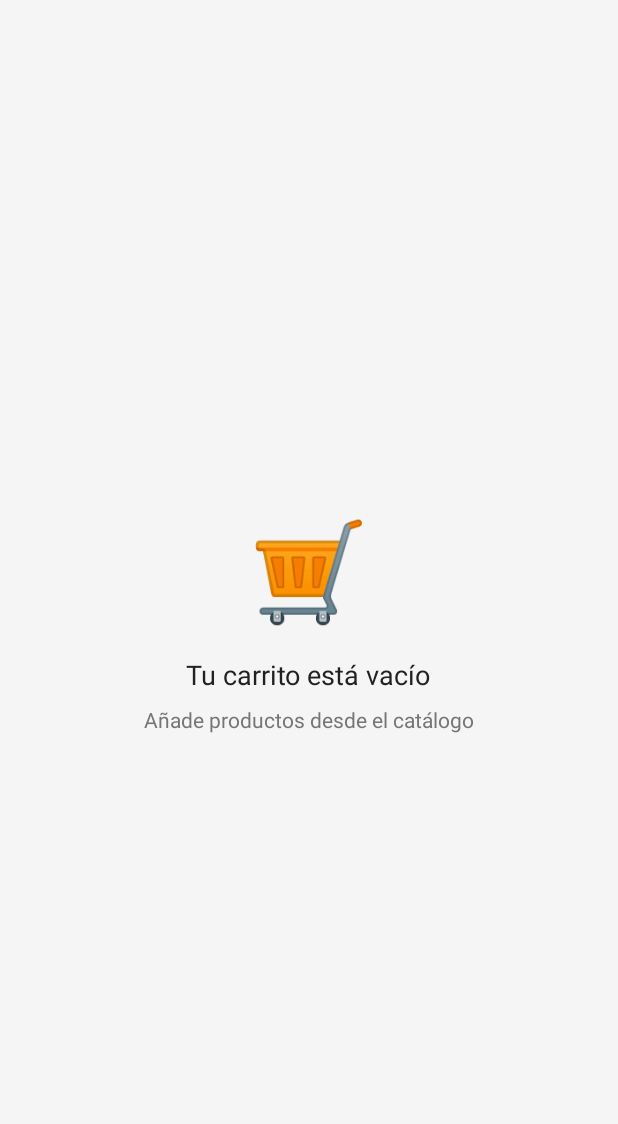
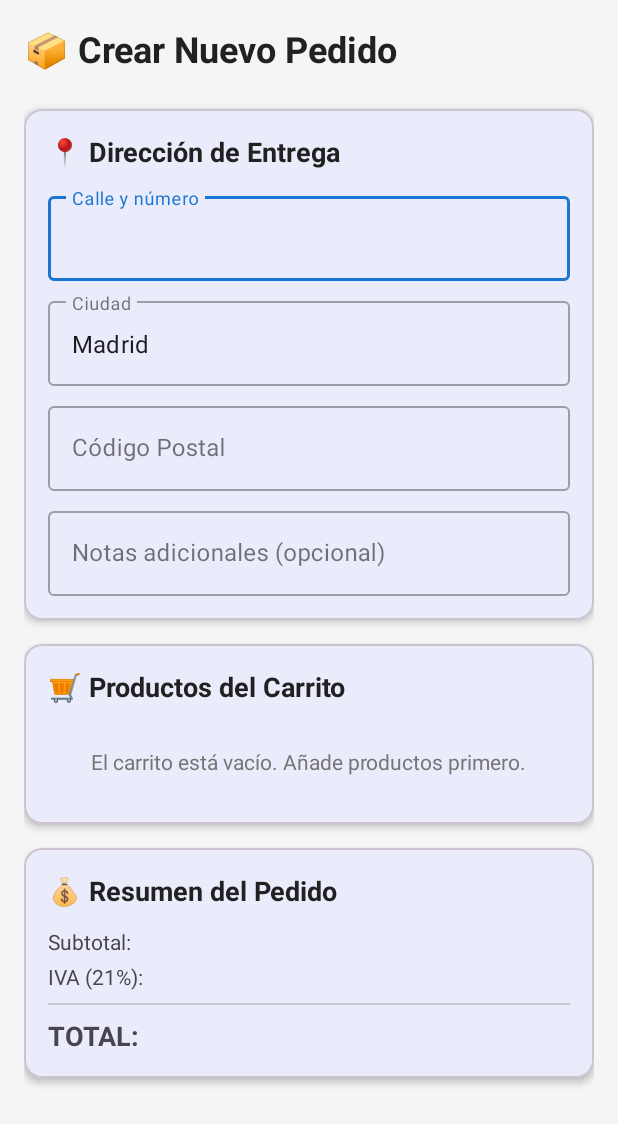
Before and after one commit to Cynnics/SmartWarehouseMobile, an Android app built with Jetpack Compose: the CarritoActivity screen opened directly, with no data from a screen before it, on a phone screen of 412 x 824 dp. Shown: the top 1124 px of the screen. Run offline under Robolectric (Android 15) with nearby library versions, the phone set to English and light mode, and no system bars.

Commit message:
Geocoding Complete

```diff
--- a/app/src/main/java/com/smartwarehouse/mobile/ui/carrito/CarritoActivity.kt
+++ b/app/src/main/java/com/smartwarehouse/mobile/ui/carrito/CarritoActivity.kt
@@ -2,6 +2,7 @@ package com.smartwarehouse.mobile.ui.carrito
 
 import android.content.Intent
 import android.os.Bundle
+import android.util.Log
 import android.view.Menu
 import android.view.MenuItem
 import android.view.View
@@ -16,6 +17,11 @@ import com.smartwarehouse.mobile.adapter.CarritoAdapter
 import com.smartwarehouse.mobile.ui.pedidos.PedidosActivity
 import com.smartwarehouse.mobile.utils.NetworkResult
 import com.smartwarehouse.mobile.utils.showToast
+import androidx.lifecycle.Observer
+import androidx.lifecycle.lifecycleScope
+import com.google.android.material.button.MaterialButton
+import kotlinx.coroutines.launch
+
 
 class CarritoActivity : AppCompatActivity() {
 
@@ -29,7 +35,11 @@ class CarritoActivity : AppCompatActivity() {
     private lateinit var etNotas: EditText
     private lateinit var btnConfirmarPedido: Button
     private lateinit var progressBar: ProgressBar
-    private lateinit var emptyView: LinearLayout
+    private lateinit var emptyView: TextView
+    private lateinit var etCiudad: EditText
+    private lateinit var etCodigoPostal: EditText
+    private lateinit var btnCrearPedido: MaterialButton
+
 
     private val carritoAdapter = CarritoAdapter(
         onIncrementar = { idProducto ->
@@ -62,16 +72,20 @@ class CarritoActivity : AppCompatActivity() {
     }
 
     private fun initializeViews() {
-        recyclerView = findViewById(R.id.recyclerCarrito)
+        recyclerView = findViewById(R.id.recyclerProductos)   // RecyclerView del carrito
         tvSubtotal = findViewById(R.id.tvSubtotal)
         tvIva = findViewById(R.id.tvIva)
         tvTotal = findViewById(R.id.tvTotal)
         etDireccion = findViewById(R.id.etDireccion)
+        etCiudad = findViewById(R.id.etCiudad)
+        etCodigoPostal = findViewById(R.id.etCodigoPostal)
         etNotas = findViewById(R.id.etNotas)
-        btnConfirmarPedido = findViewById(R.id.btnConfirmarPedido)
+        btnConfirmarPedido = findViewById(R.id.btnCrearPedido)
         progressBar = findViewById(R.id.progressBar)
-        emptyView = findViewById(R.id.emptyView)
+        emptyView = findViewById(R.id.tvCarritoVacio)        // Mensaje "carrito vacío"
+        btnCrearPedido = findViewById(R.id.btnCrearPedido)
     }
+
 
     private fun setupRecyclerView() {
         recyclerView.apply {
@@ -128,20 +142,23 @@ class CarritoActivity : AppCompatActivity() {
     }
 
     private fun mostrarVistaVacia() {
-        emptyView.visibility = View.VISIBLE
+        emptyView.visibility = View.VISIBLE        // Muestra mensaje "carrito vacío"
         recyclerView.visibility = View.GONE
-        findViewById<View>(R.id.cardResumen).visibility = View.GONE
-        findViewById<View>(R.id.cardDireccion).visibility = View.GONE
+        tvSubtotal.visibility = View.GONE
+        tvIva.visibility = View.GONE
+        tvTotal.visibility = View.GONE
         btnConfirmarPedido.visibility = View.GONE
     }
 
     private fun mostrarVistaConItems() {
         emptyView.visibility = View.GONE
         recyclerView.visibility = View.VISIBLE
-        findViewById<View>(R.id.cardResumen).visibility = View.VISIBLE
-        findViewById<View>(R.id.cardDireccion).visibility = View.VISIBLE
+        tvSubtotal.visibility = View.VISIBLE
+        tvIva.visibility = View.VISIBLE
+        tvTotal.visibility = View.VISIBLE
         btnConfirmarPedido.visibility = View.VISIBLE
     }
+
 
     private fun confirmarEliminar(idProducto: Int) {
         AlertDialog.Builder(this)
@@ -157,23 +174,49 @@ class CarritoActivity : AppCompatActivity() {
 
     private fun confirmarPedido() {
         val direccion = etDireccion.text.toString().trim()
+        val ciudad = etCiudad.text.toString().trim()
+        val codigoPostal = etCodigoPostal.text.toString().trim()
         val notas = etNotas.text.toString().trim().ifBlank { null }
 
-        if (direccion.isBlank()) {
-            etDireccion.error = "La dirección es obligatoria"
-            etDireccion.requestFocus()
-            return
-        }
+        // Validaciones
+        if (direccion.isBlank()) { showToast("La dirección es obligatoria"); return }
+        if (ciudad.isBlank()) { showToast("La ciudad es obligatoria"); return }
+        if (codigoPostal.isBlank()) { showToast("El código postal es obligatorio"); return }
+        if (viewModel.carrito.isEmpty()) { showToast("El carrito está vacío"); return }
+
 
         AlertDialog.Builder(this)
             .setTitle("Confirmar Pedido")
-            .setMessage("¿Deseas confirmar este pedido?\n\nTotal: ${tvTotal.text}")
-            .setPositiveButton("Confirmar") { _, _ ->
-                viewModel.crearPedido(direccion, notas)
+            .setMessage("¿Deseas crear el pedido con la dirección ingresada?")
+            .setPositiveButton("Sí") { _, _ ->
+                btnCrearPedido.isEnabled = false
+                lifecycleScope.launch {
+                    try {
+                        val (lat, lng) = viewModel.calcularCoordenadasSuspend(
+                            direccion, ciudad, codigoPostal
+                        )
+                        viewModel.setDireccion(direccion)
+                        viewModel.setCiudad(ciudad)
+                        viewModel.setCodigoPostal(codigoPostal)
+                        viewModel.setNotas(notas)
+                        viewModel.setLatitud(lat)
+                        viewModel.setLongitud(lng)
+                        Log.d("Pedido", "Creando pedido con direccion: '$direccion'")
+                        // Crear pedido
+                        viewModel.crearPedido()
+
+                    } finally {
+                        btnCrearPedido.isEnabled = true // reactivar botón
+
+                    }
+
+                }
             }
-            .setNegativeButton("Cancelar", null)
-            .show()
+                    .setNegativeButton("No", null)
+                    .show()
+
     }
+
 
     private fun mostrarDialogoExito() {
         AlertDialog.Builder(this)
--- a/app/src/main/res/layout/activity_carrito.xml
+++ b/app/src/main/res/layout/activity_carrito.xml
@@ -1,71 +1,34 @@
 <?xml version="1.0" encoding="utf-8"?>
-<androidx.constraintlayout.widget.ConstraintLayout
+<ScrollView
     xmlns:android="http://schemas.android.com/apk/res/android"
     xmlns:app="http://schemas.android.com/apk/res-auto"
     android:layout_width="match_parent"
     android:layout_height="match_parent"
     android:background="@color/background">
 
-    <!-- RecyclerView del carrito -->
-    <androidx.recyclerview.widget.RecyclerView
-        android:id="@+id/recyclerCarrito"
-        android:layout_width="0dp"
-        android:layout_height="0dp"
-        android:clipToPadding="false"
-        android:padding="16dp"
-        app:layout_constraintTop_toTopOf="parent"
-        app:layout_constraintBottom_toTopOf="@id/cardDireccion"
-        app:layout_constraintStart_toStartOf="parent"
-        app:layout_constraintEnd_toEndOf="parent"/>
-
-    <!-- Vista vacía -->
     <LinearLayout
-        android:id="@+id/emptyView"
-        android:layout_width="wrap_content"
+        android:layout_width="match_parent"
         android:layout_height="wrap_content"
         android:orientation="vertical"
-        android:gravity="center"
-        android:visibility="gone"
-        app:layout_constraintTop_toTopOf="parent"
-        app:layout_constraintBottom_toBottomOf="parent"
-        app:layout_constraintStart_toStartOf="parent"
-        app:layout_constraintEnd_toEndOf="parent">
+        android:padding="16dp">
 
+        <!-- Título -->
         <TextView
             android:layout_width="wrap_content"
             android:layout_height="wrap_content"
-            android:text="🛒"
-            android:textSize="64sp"/>
+            android:text="📦 Crear Nuevo Pedido"
+            android:textSize="24sp"
+            android:textStyle="bold"
+            android:textColor="@color/text_primary"
+            android:layout_marginBottom="24dp"/>
 
-        <TextView
-            android:layout_width="wrap_content"
+        <!-- Sección: Dirección de Entrega -->
+        <com.google.android.material.card.MaterialCardView
+            android:layout_width="match_parent"
             android:layout_height="wrap_content"
-            android:text="Tu carrito está vacío"
-            android:textSize="18sp"
-            android:textColor="@color/text_primary"
-            android:layout_marginTop="16dp"/>
-
-        <TextView
-            android:layout_width="wrap_content"
-            android:layout_height="wrap_content"
-            android:text="Añade productos desde el catálogo"
-            android:textSize="14sp"
-            android:textColor="@color/text_secondary"
-            android:layout_marginTop="8dp"/>
-
-    </LinearLayout>
-
-    <!-- Card Dirección de Entrega -->
-    <com.google.android.material.card.MaterialCardView
-        android:id="@+id/cardDireccion"
-        android:layout_width="0dp"
-        android:layout_height="wrap_content"
-        android:layout_margin="16dp"
             app:cardCornerRadius="12dp"
             app:cardElevation="3dp"
-        app:layout_constraintBottom_toTopOf="@id/cardResumen"
-        app:layout_constraintStart_toStartOf="parent"
-        app:layout_constraintEnd_toEndOf="parent">
+            android:layout_marginBottom="16dp">
 
             <LinearLayout
                 android:layout_width="match_parent"
@@ -77,29 +40,65 @@
                     android:layout_width="wrap_content"
                     android:layout_height="wrap_content"
                     android:text="📍 Dirección de Entrega"
-                android:textSize="16sp"
+                    android:textSize="18sp"
                     android:textStyle="bold"
                     android:textColor="@color/text_primary"
                     android:layout_marginBottom="12dp"/>
 
+                <!-- Calle y número -->
                 <com.google.android.material.textfield.TextInputLayout
                     android:layout_width="match_parent"
                     android:layout_height="wrap_content"
+                    android:hint="Calle y número"
                     style="@style/Widget.MaterialComponents.TextInputLayout.OutlinedBox">
 
                     <com.google.android.material.textfield.TextInputEditText
                         android:id="@+id/etDireccion"
                         android:layout_width="match_parent"
                         android:layout_height="wrap_content"
-                    android:hint="Calle, número, piso, puerta"
                         android:inputType="textPostalAddress"
                         android:maxLines="2"/>
-
                 </com.google.android.material.textfield.TextInputLayout>
 
+                <!-- Ciudad -->
                 <com.google.android.material.textfield.TextInputLayout
                     android:layout_width="match_parent"
                     android:layout_height="wrap_content"
+                    android:hint="Ciudad"
+                    android:layout_marginTop="8dp"
+                    style="@style/Widget.MaterialComponents.TextInputLayout.OutlinedBox">
+
+                    <com.google.android.material.textfield.TextInputEditText
+                        android:id="@+id/etCiudad"
+                        android:layout_width="match_parent"
+                        android:layout_height="wrap_content"
+                        android:inputType="text"
+                        android:text="Madrid"
+                        android:maxLines="1"/>
+                </com.google.android.material.textfield.TextInputLayout>
+
+                <!-- Código Postal -->
+                <com.google.android.material.textfield.TextInputLayout
+                    android:layout_width="match_parent"
+                    android:layout_height="wrap_content"
+                    android:hint="Código Postal"
+                    android:layout_marginTop="8dp"
+                    style="@style/Widget.MaterialComponents.TextInputLayout.OutlinedBox">
+
+                    <com.google.android.material.textfield.TextInputEditText
+                        android:id="@+id/etCodigoPostal"
+                        android:layout_width="match_parent"
+                        android:layout_height="wrap_content"
+                        android:inputType="number"
+                        android:maxLength="5"
+                        android:maxLines="1"/>
+                </com.google.android.material.textfield.TextInputLayout>
+
+                <!-- Notas adicionales -->
+                <com.google.android.material.textfield.TextInputLayout
+                    android:layout_width="match_parent"
+                    android:layout_height="wrap_content"
+                    android:hint="Notas adicionales (opcional)"
                     android:layout_marginTop="8dp"
                     style="@style/Widget.MaterialComponents.TextInputLayout.OutlinedBox">
 
@@ -107,28 +106,62 @@
                         android:id="@+id/etNotas"
                         android:layout_width="match_parent"
                         android:layout_height="wrap_content"
-                    android:hint="Notas adicionales (opcional)"
                         android:inputType="textMultiLine"
                         android:maxLines="3"/>
-
                 </com.google.android.material.textfield.TextInputLayout>
 
             </LinearLayout>
-
         </com.google.android.material.card.MaterialCardView>
 
-    <!-- Card Resumen -->
+        <!-- Sección: Productos (del carrito) -->
         <com.google.android.material.card.MaterialCardView
-        android:id="@+id/cardResumen"
-        android:layout_width="0dp"
+            android:layout_width="match_parent"
             android:layout_height="wrap_content"
-        android:layout_marginHorizontal="16dp"
-        android:layout_marginBottom="8dp"
             app:cardCornerRadius="12dp"
             app:cardElevation="3dp"
-        app:layout_constraintBottom_toTopOf="@id/btnConfirmarPedido"
-        app:layout_constraintStart_toStartOf="parent"
-        app:layout_constraintEnd_toEndOf="parent">
+            android:layout_marginBottom="16dp">
+
+            <LinearLayout
+                android:layout_width="match_parent"
+                android:layout_height="wrap_content"
+                android:orientation="vertical"
+                android:padding="16dp">
+
+                <TextView
+                    android:layout_width="wrap_content"
+                    android:layout_height="wrap_content"
+                    android:text="🛒 Productos del Carrito"
+                    android:textSize="18sp"
+                    android:textStyle="bold"
+                    android:textColor="@color/text_primary"
+                    android:layout_marginBottom="12dp"/>
+
+                <androidx.recyclerview.widget.RecyclerView
+                    android:id="@+id/recyclerProductos"
+                    android:layout_width="match_parent"
+                    android:layout_height="wrap_content"
+                    android:nestedScrollingEnabled="false"/>
+
+                <TextView
+                    android:id="@+id/tvCarritoVacio"
+                    android:layout_width="wrap_content"
+                    android:layout_height="wrap_content"
+                    android:text="El carrito está vacío. Añade productos primero."
+                    android:textColor="@color/text_secondary"
+                    android:visibility="gone"
+                    android:layout_gravity="center"
+                    android:layout_marginVertical="16dp"/>
+
+            </LinearLayout>
+        </com.google.android.material.card.MaterialCardView>
+
+        <!-- Sección: Resumen -->
+        <com.google.android.material.card.MaterialCardView
+            android:layout_width="match_parent"
+            android:layout_height="wrap_content"
+            app:cardCornerRadius="12dp"
+            app:cardElevation="3dp"
+            android:layout_marginBottom="16dp">
 
             <LinearLayout
                 android:layout_width="match_parent"
@@ -140,12 +173,11 @@
                     android:layout_width="wrap_content"
                     android:layout_height="wrap_content"
                     android:text="💰 Resumen del Pedido"
-                android:textSize="16sp"
+                    android:textSize="18sp"
                     android:textStyle="bold"
                     android:textColor="@color/text_primary"
                     android:layout_marginBottom="12dp"/>
 
-            <!-- Subtotal -->
                 <LinearLayout
                     android:layout_width="match_parent"
                     android:layout_height="wrap_content"
@@ -156,8 +188,7 @@
                         android:layout_height="wrap_content"
                         android:layout_weight="1"
                         android:text="Subtotal:"
-                    android:textSize="14sp"
-                    android:textColor="@color/text_primary"/>
+                        android:textSize="14sp"/>
 
                     <TextView
                         android:id="@+id/tvSubtotal"
@@ -165,25 +196,21 @@
                         android:layout_height="wrap_content"
                         android:text="0.00 €"
                         android:textSize="14sp"
-                    android:textStyle="bold"
-                    android:textColor="@color/text_primary"/>
-
+                        android:textStyle="bold"/>
                 </LinearLayout>
 
-            <!-- IVA -->
                 <LinearLayout
                     android:layout_width="match_parent"
                     android:layout_height="wrap_content"
                     android:orientation="horizontal"
-                android:layout_marginTop="8dp">
+                    android:layout_marginTop="4dp">
 
                     <TextView
                         android:layout_width="0dp"
                         android:layout_height="wrap_content"
                         android:layout_weight="1"
                         android:text="IVA (21%):"
-                    android:textSize="14sp"
-                    android:textColor="@color/text_primary"/>
+                        android:textSize="14sp"/>
 
                     <TextView
                         android:id="@+id/tvIva"
@@ -191,20 +218,16 @@
                         android:layout_height="wrap_content"
                         android:text="0.00 €"
                         android:textSize="14sp"
-                    android:textStyle="bold"
-                    android:textColor="@color/text_primary"/>
-
+                        android:textStyle="bold"/>
                 </LinearLayout>
 
-            <!-- Separador -->
                 <View
                     android:layout_width="match_parent"
                     android:layout_height="1dp"
                     android:background="@color/text_secondary"
                     android:alpha="0.3"
-                android:layout_marginVertical="12dp"/>
+                    android:layout_marginVertical="8dp"/>
 
-            <!-- Total -->
                 <LinearLayout
                     android:layout_width="match_parent"
                     android:layout_height="wrap_content"
@@ -216,46 +239,38 @@
                         android:layout_weight="1"
                         android:text="TOTAL:"
                         android:textSize="18sp"
-                    android:textStyle="bold"
-                    android:textColor="@color/text_primary"/>
+                        android:textStyle="bold"/>
 
                     <TextView
                         android:id="@+id/tvTotal"
                         android:layout_width="wrap_content"
                         android:layout_height="wrap_content"
                         android:text="0.00 €"
-                    android:textSize="20sp"
+                        android:textSize="18sp"
                         android:textStyle="bold"
                         android:textColor="@color/primary"/>
-
                 </LinearLayout>
 
             </LinearLayout>
-
         </com.google.android.material.card.MaterialCardView>
 
-    <!-- Botón Confirmar Pedido -->
+        <!-- Botón Crear Pedido -->
         <com.google.android.material.button.MaterialButton
-        android:id="@+id/btnConfirmarPedido"
-        android:layout_width="0dp"
+            android:id="@+id/btnCrearPedido"
+            android:layout_width="match_parent"
             android:layout_height="56dp"
-        android:text="✓ Confirmar Pedido"
+            android:text="✓ Crear Pedido"
             android:textSize="16sp"
-        app:cornerRadius="12dp"
-        android:layout_margin="16dp"
-        app:layout_constraintBottom_toBottomOf="parent"
-        app:layout_constraintStart_toStartOf="parent"
-        app:layout_constraintEnd_toEndOf="parent"/>
+            app:cornerRadius="12dp"/>
 
         <!-- Progress Bar -->
         <ProgressBar
             android:id="@+id/progressBar"
             android:layout_width="wrap_content"
             android:layout_height="wrap_content"
-        android:visibility="gone"
-        app:layout_constraintTop_toTopOf="parent"
-        app:layout_constraintBottom_toBottomOf="parent"
-        app:layout_constraintStart_toStartOf="parent"
-        app:layout_constraintEnd_toEndOf="parent"/>
+            android:layout_gravity="center"
+            android:layout_marginTop="16dp"
+            android:visibility="gone"/>
 
-</androidx.constraintlayout.widget.ConstraintLayout>
+    </LinearLayout>
+</ScrollView>
```
Also changed, not shown: app/src/main/java/com/smartwarehouse/mobile/data/model/CarritoModel.kt (+0 -15 lines), app/src/main/java/com/smartwarehouse/mobile/data/model/response/Pedido.kt (+9 -3 lines), app/src/main/java/com/smartwarehouse/mobile/data/repository/PedidoRepository.kt (+25 -0 lines), app/src/main/java/com/smartwarehouse/mobile/data/repository/ProductoRepository.kt (+42 -22 lines), app/src/main/java/com/smartwarehouse/mobile/ui/carrito/CarritoViewModel.kt (+124 -6 lines), app/src/main/java/com/smartwarehouse/mobile/ui/pedidos/PedidosViewModel.kt (+50 -12 lines). Lines whose indentation alone changed are shown as unchanged.
